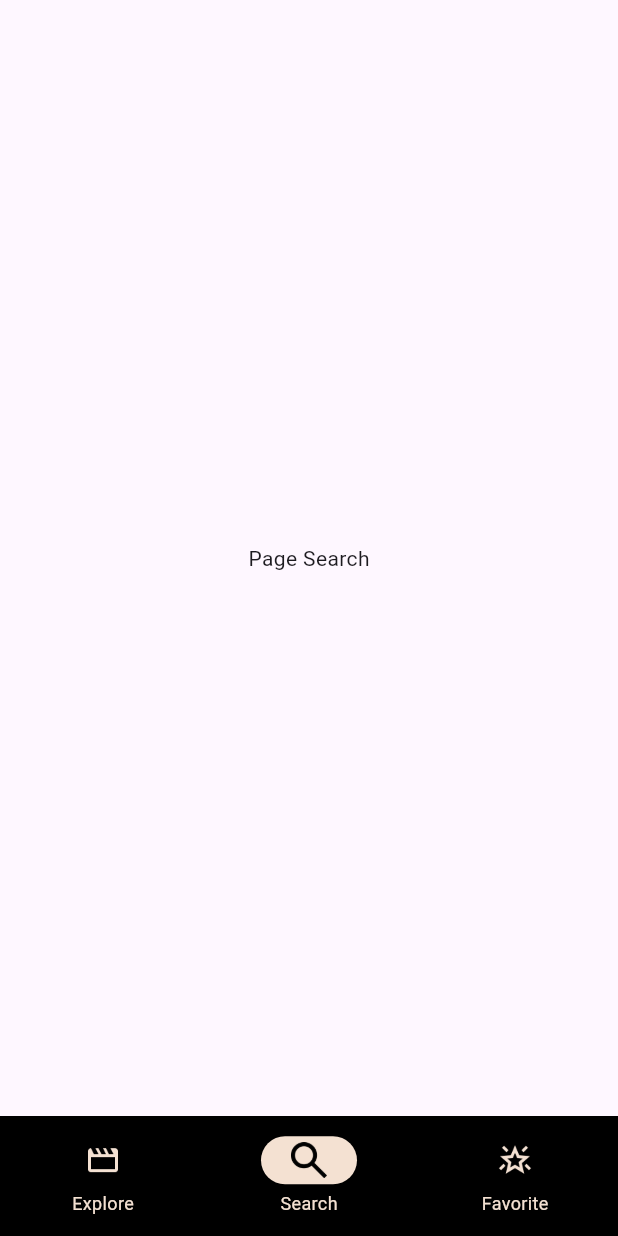
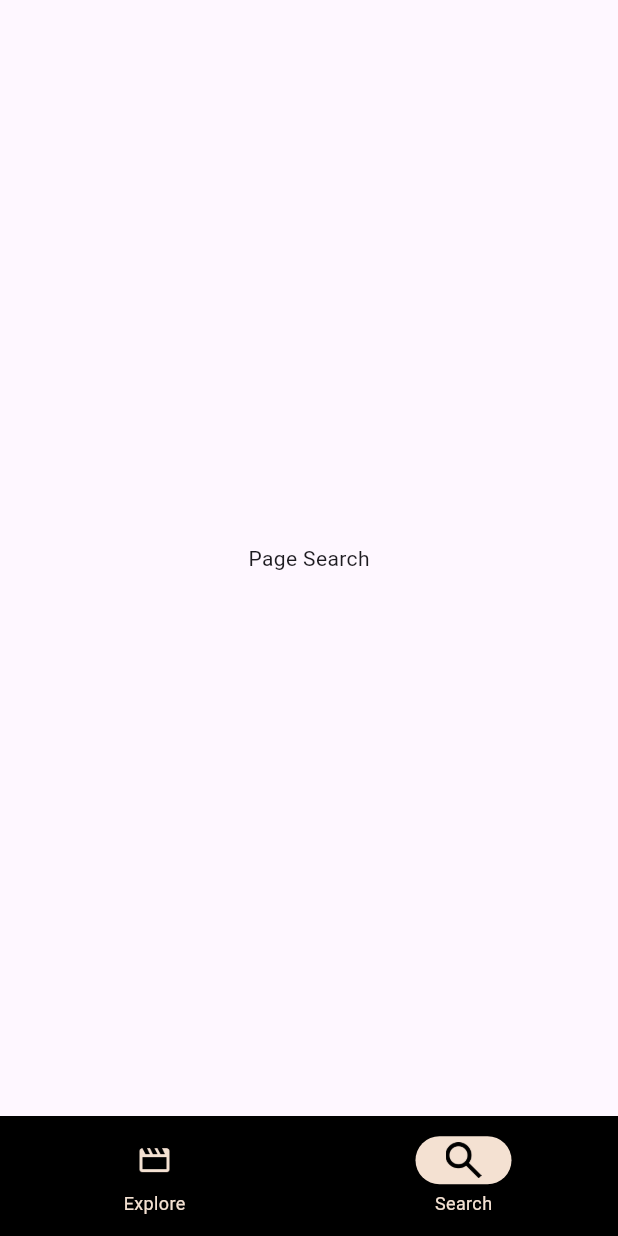
Before and after one commit to LucaLnoo/Lino-Robert-ClapCast-Flutter, a Flutter app: the screen it shows after launch, item 2 of the bottom bar chosen, on a phone screen of 412 x 824 dp. Run offline on Flutter 3.47's test engine with Material 3 defaults, Android fonts, the phone set to English and light mode, and no system bars; our stand-ins replace dio, retrofit; generated files the repository leaves out were written again; statements that could not run were skipped.

Commit message:
delete favorit screen from navigation bar

```diff
--- a/ClapCastFlutter/lib/app/widgets/navigation_bar.dart
+++ b/ClapCastFlutter/lib/app/widgets/navigation_bar.dart
@@ -19,7 +19,6 @@ class _MainLayoutState extends State<NavigationBarHandler> {
   final List<Widget> _pages = [
     const DashboardScreen(),
     const Center(child: Text("Page Search")),
-    const Center(child: Text("Page Favorite")),
   ];
 
   @override
@@ -94,26 +93,7 @@ class NavigationBarFooter extends StatelessWidget {
           ),
 
           label: 'Search',
-        ),
-
-        NavigationDestination(
-          icon: Image.asset(
-            Assets.assetsIcStarShine,
-            width: AppImageSize.medium,
-            height: AppImageSize.medium,
-            color: AppColor.appContrast,
-          ),
-
-          selectedIcon: Image.asset(
-            Assets.assetsIcStarShine,
-            width: AppImageSize.medium,
-            height: AppImageSize.medium,
-            color: AppColor.black,
-          ),
-
-          label: 'Favorite',
         )
-
       ],
         backgroundColor: AppColor.black,
         indicatorColor: AppColor.appContrast
```
